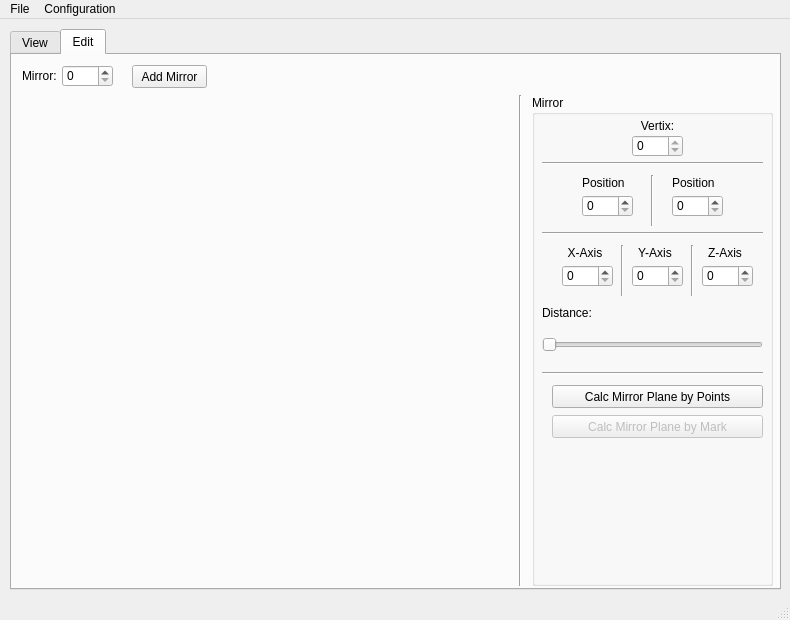
Above: Project/Speculum/Speculum/MirrorManagerGUI.ui from mariojgpinto/Thesis before the change. Below: the same form after it.
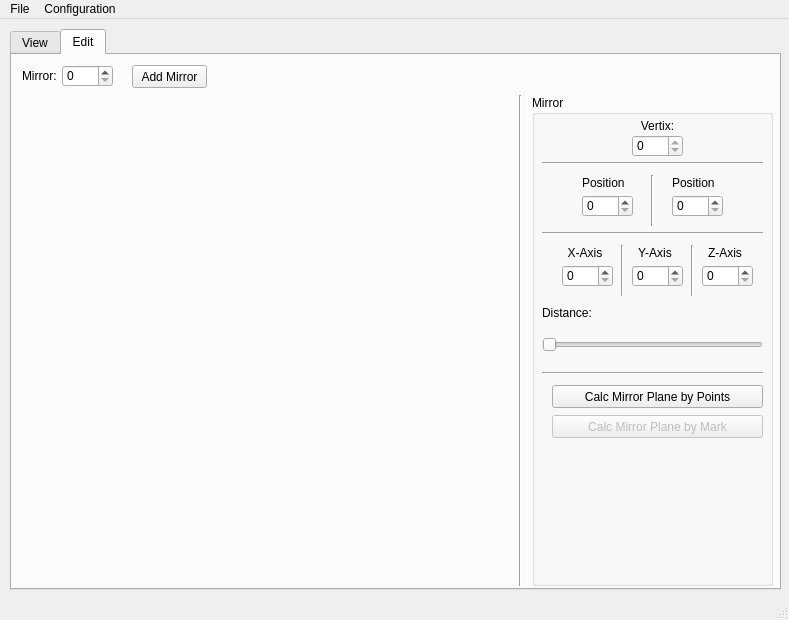
That is the form after the change.

```diff
--- a/Project/Speculum/Speculum/MirrorManagerGUI.ui
+++ b/Project/Speculum/Speculum/MirrorManagerGUI.ui
@@ -6,7 +6,7 @@
    <rect>
     <x>0</x>
     <y>0</y>
-    <width>790</width>
+    <width>789</width>
     <height>620</height>
    </rect>
   </property>
@@ -477,7 +477,7 @@
     <rect>
      <x>0</x>
      <y>0</y>
-     <width>790</width>
+     <width>789</width>
      <height>21</height>
     </rect>
    </property>
```
